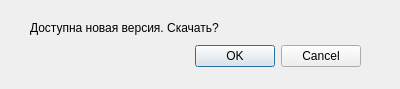
Qt form newversion.ui (ismd/screenshotgun) before a commit.
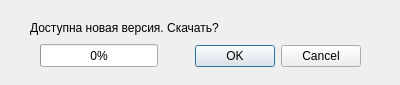
The same form after that commit.

Commit message: Progress bar for downloading new version

Diff of the .ui file:
```diff
--- a/newversion.ui
+++ b/newversion.ui
@@ -7,7 +7,7 @@
     <x>0</x>
     <y>0</y>
     <width>400</width>
-    <height>89</height>
+    <height>85</height>
    </rect>
   </property>
   <property name="windowTitle">
@@ -42,6 +42,19 @@
     <string>Доступна новая версия. Скачать?</string>
    </property>
   </widget>
+  <widget class="QProgressBar" name="progressBar">
+   <property name="geometry">
+    <rect>
+     <x>40</x>
+     <y>44</y>
+     <width>118</width>
+     <height>23</height>
+    </rect>
+   </property>
+   <property name="value">
+    <number>0</number>
+   </property>
+  </widget>
  </widget>
  <resources/>
  <connections>
```
The commit also changes 4 other files.
